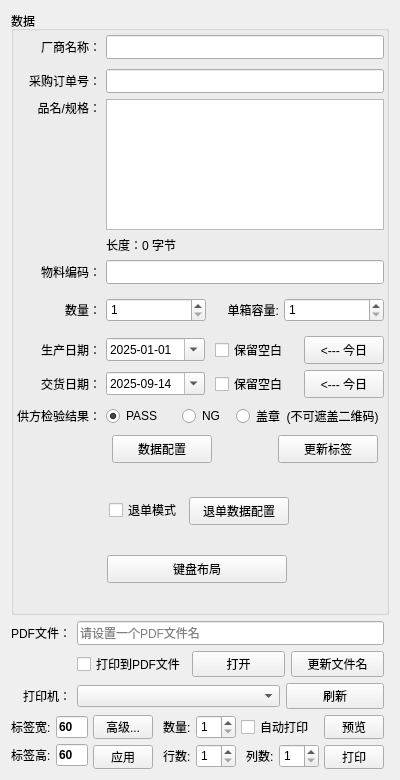
Qt form FramePrintControl.ui (wlffeng2008/AkkoLabelPrinter) before a commit.
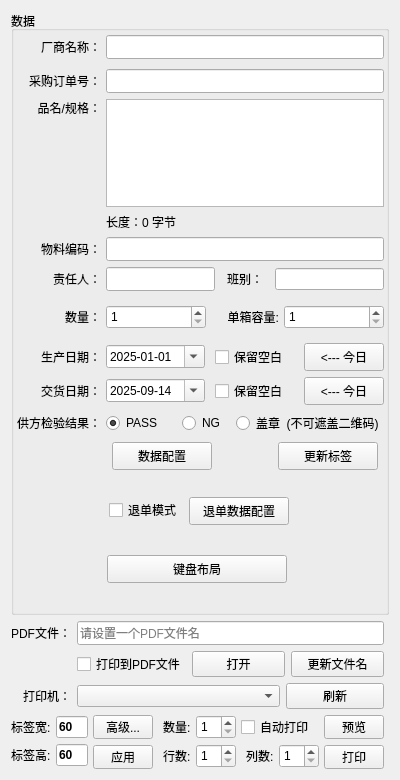
The same form after that commit.

What changed in the file:
```diff
--- a/FramePrintControl.ui
+++ b/FramePrintControl.ui
@@ -694,16 +694,138 @@
           <x>4</x>
           <y>2</y>
           <width>372</width>
-          <height>433</height>
+          <height>440</height>
          </rect>
         </property>
-        <layout class="QGridLayout" name="gridLayout" rowminimumheight="32,0,0,0,0,0,0,0,0,0">
+        <layout class="QGridLayout" name="gridLayout" rowminimumheight="32,0,0,0,0,0,0,0,0,0,0">
          <property name="rightMargin">
           <number>5</number>
          </property>
          <property name="horizontalSpacing">
           <number>5</number>
          </property>
+         <item row="7" column="1">
+          <layout class="QHBoxLayout" name="horizontalLayout_3">
+           <property name="spacing">
+            <number>10</number>
+           </property>
+           <item>
+            <widget class="QDateTimeEdit" name="dateTimeEdit0">
+             <property name="minimumSize">
+              <size>
+               <width>99</width>
+               <height>21</height>
+              </size>
+             </property>
+             <property name="dateTime">
+              <datetime>
+               <hour>0</hour>
+               <minute>0</minute>
+               <second>0</second>
+               <year>2025</year>
+               <month>1</month>
+               <day>1</day>
+              </datetime>
+             </property>
+             <property name="displayFormat">
+              <string>yyyy-MM-dd</string>
+             </property>
+             <property name="calendarPopup">
+              <bool>true</bool>
+             </property>
+            </widget>
+           </item>
+           <item>
+            <widget class="QCheckBox" name="checkBoxSetBlank0">
+             <property name="text">
+              <string>保留空白</string>
+             </property>
+            </widget>
+           </item>
+           <item>
+            <widget class="QPushButton" name="pushButtonToday0">
+             <property name="minimumSize">
+              <size>
+               <width>0</width>
+               <height>28</height>
+              </size>
+             </property>
+             <property name="cursor">
+              <cursorShape>PointingHandCursor</cursorShape>
+             </property>
+             <property name="text">
+              <string>&lt;--- 今日</string>
+             </property>
+            </widget>
+           </item>
+          </layout>
+         </item>
+         <item row="8" column="1">
+          <layout class="QHBoxLayout" name="horizontalLayout_4">
+           <property name="spacing">
+            <number>10</number>
+           </property>
+           <item>
+            <widget class="QDateTimeEdit" name="dateTimeEdit1">
+             <property name="minimumSize">
+              <size>
+               <width>99</width>
+               <height>21</height>
+              </size>
+             </property>
+             <property name="dateTime">
+              <datetime>
+               <hour>0</hour>
+               <minute>0</minute>
+               <second>0</second>
+               <year>2025</year>
+               <month>9</month>
+               <day>14</day>
+              </datetime>
+             </property>
+             <property name="minimumDateTime">
+              <datetime>
+               <hour>0</hour>
+               <minute>0</minute>
+               <second>0</second>
+               <year>2025</year>
+               <month>9</month>
+               <day>14</day>
+              </datetime>
+             </property>
+             <property name="displayFormat">
+              <string>yyyy-MM-dd</string>
+             </property>
+             <property name="calendarPopup">
+              <bool>true</bool>
+             </property>
+            </widget>
+           </item>
+           <item>
+            <widget class="QCheckBox" name="checkBoxSetBlank1">
+             <property name="text">
+              <string>保留空白</string>
+             </property>
+            </widget>
+           </item>
+           <item>
+            <widget class="QPushButton" name="pushButtonToday1">
+             <property name="minimumSize">
+              <size>
+               <width>0</width>
+               <height>28</height>
+              </size>
+             </property>
+             <property name="cursor">
+              <cursorShape>PointingHandCursor</cursorShape>
+             </property>
+             <property name="text">
+              <string>&lt;--- 今日</string>
+             </property>
+            </widget>
+           </item>
+          </layout>
+         </item>
          <item row="2" column="1">
           <widget class="QTextEdit" name="textEdit302">
            <property name="minimumSize">
@@ -724,16 +846,6 @@
            </property>
           </widget>
          </item>
-         <item row="2" column="0" alignment="Qt::AlignTop">
-          <widget class="QLabel" name="label302">
-           <property name="text">
-            <string>品名/规格：</string>
-           </property>
-           <property name="alignment">
-            <set>Qt::AlignRight|Qt::AlignTrailing|Qt::AlignVCenter</set>
-           </property>
-          </widget>
-         </item>
          <item row="4" column="0">
           <widget class="QLabel" name="label303">
            <property name="text">
@@ -744,45 +856,7 @@
            </property>
           </widget>
          </item>
-         <item row="3" column="1">
-          <widget class="QLabel" name="labelNameLen">
-           <property name="text">
-            <string>长度：0 字节</string>
-           </property>
-          </widget>
-         </item>
-         <item row="8" column="1">
-          <layout class="QHBoxLayout" name="horizontalLayout">
-           <property name="sizeConstraint">
-            <enum>QLayout::SetDefaultConstraint</enum>
-           </property>
-           <item>
-            <widget class="QRadioButton" name="radioButton0">
-             <property name="text">
-              <string>PASS</string>
-             </property>
-             <property name="checked">
-              <bool>true</bool>
-             </property>
-            </widget>
-           </item>
-           <item alignment="Qt::AlignHCenter">
-            <widget class="QRadioButton" name="radioButton1">
-             <property name="text">
-              <string>NG</string>
-             </property>
-            </widget>
-           </item>
-           <item alignment="Qt::AlignRight">
-            <widget class="QRadioButton" name="radioButton2">
-             <property name="text">
-              <string>盖章  (不可遮盖二维码)</string>
-             </property>
-            </widget>
-           </item>
-          </layout>
-         </item>
-         <item row="5" column="1">
+         <item row="6" column="1">
           <layout class="QHBoxLayout" name="horizontalLayout_2">
            <property name="spacing">
             <number>5</number>
@@ -850,122 +924,6 @@
            </item>
           </layout>
          </item>
-         <item row="8" column="0">
-          <widget class="QLabel" name="label307">
-           <property name="text">
-            <string>供方检验结果：</string>
-           </property>
-           <property name="alignment">
-            <set>Qt::AlignRight|Qt::AlignTrailing|Qt::AlignVCenter</set>
-           </property>
-          </widget>
-         </item>
-         <item row="4" column="1">
-          <widget class="QLineEdit" name="lineEdit303">
-           <property name="minimumSize">
-            <size>
-             <width>0</width>
-             <height>24</height>
-            </size>
-           </property>
-          </widget>
-         </item>
-         <item row="1" column="1">
-          <widget class="QLineEdit" name="lineEdit301">
-           <property name="minimumSize">
-            <size>
-             <width>0</width>
-             <height>24</height>
-            </size>
-           </property>
-          </widget>
-         </item>
-         <item row="7" column="0">
-          <widget class="QLabel" name="label306">
-           <property name="text">
-            <string>交货日期：</string>
-           </property>
-           <property name="alignment">
-            <set>Qt::AlignRight|Qt::AlignTrailing|Qt::AlignVCenter</set>
-           </property>
-          </widget>
-         </item>
-         <item row="7" column="1">
-          <layout class="QHBoxLayout" name="horizontalLayout_4">
-           <property name="spacing">
-            <number>10</number>
-           </property>
-           <item>
-            <widget class="QDateTimeEdit" name="dateTimeEdit1">
-             <property name="minimumSize">
-              <size>
-               <width>99</width>
-               <height>21</height>
-              </size>
-             </property>
-             <property name="dateTime">
-              <datetime>
-               <hour>0</hour>
-               <minute>0</minute>
-               <second>0</second>
-               <year>2025</year>
-               <month>9</month>
-               <day>14</day>
-              </datetime>
-             </property>
-             <property name="minimumDateTime">
-              <datetime>
-               <hour>0</hour>
-               <minute>0</minute>
-               <second>0</second>
-               <year>2025</year>
-               <month>9</month>
-               <day>14</day>
-              </datetime>
-             </property>
-             <property name="displayFormat">
-              <string>yyyy-MM-dd</string>
-             </property>
-             <property name="calendarPopup">
-              <bool>true</bool>
-             </property>
-            </widget>
-           </item>
-           <item>
-            <widget class="QCheckBox" name="checkBoxSetBlank1">
-             <property name="text">
-              <string>保留空白</string>
-             </property>
-            </widget>
-           </item>
-           <item>
-            <widget class="QPushButton" name="pushButtonToday1">
-             <property name="minimumSize">
-              <size>
-               <width>0</width>
-               <height>28</height>
-              </size>
-             </property>
-             <property name="cursor">
-              <cursorShape>PointingHandCursor</cursorShape>
-             </property>
-             <property name="text">
-              <string>&lt;--- 今日</string>
-             </property>
-            </widget>
-           </item>
-          </layout>
-         </item>
-         <item row="0" column="0">
-          <widget class="QLabel" name="label300">
-           <property name="text">
-            <string>厂商名称：</string>
-           </property>
-           <property name="alignment">
-            <set>Qt::AlignRight|Qt::AlignTrailing|Qt::AlignVCenter</set>
-           </property>
-          </widget>
-         </item>
          <item row="1" column="0">
           <widget class="QLabel" name="label301">
            <property name="text">
@@ -976,7 +934,17 @@
            </property>
           </widget>
          </item>
-         <item row="5" column="0">
+         <item row="0" column="0">
+          <widget class="QLabel" name="label300">
+           <property name="text">
+            <string>厂商名称：</string>
+           </property>
+           <property name="alignment">
+            <set>Qt::AlignRight|Qt::AlignTrailing|Qt::AlignVCenter</set>
+           </property>
+          </widget>
+         </item>
+         <item row="6" column="0">
           <widget class="QLabel" name="label304">
            <property name="text">
             <string>数量：</string>
@@ -986,73 +954,7 @@
            </property>
           </widget>
          </item>
-         <item row="6" column="0">
-          <widget class="QLabel" name="label305">
-           <property name="text">
-            <string>生产日期：</string>
-           </property>
-           <property name="alignment">
-            <set>Qt::AlignRight|Qt::AlignTrailing|Qt::AlignVCenter</set>
-           </property>
-          </widget>
-         </item>
-         <item row="6" column="1">
-          <layout class="QHBoxLayout" name="horizontalLayout_3">
-           <property name="spacing">
-            <number>10</number>
-           </property>
-           <item>
-            <widget class="QDateTimeEdit" name="dateTimeEdit0">
-             <property name="minimumSize">
-              <size>
-               <width>99</width>
-               <height>21</height>
-              </size>
-             </property>
-             <property name="dateTime">
-              <datetime>
-               <hour>0</hour>
-               <minute>0</minute>
-               <second>0</second>
-               <year>2025</year>
-               <month>1</month>
-               <day>1</day>
-              </datetime>
-             </property>
-             <property name="displayFormat">
-              <string>yyyy-MM-dd</string>
-             </property>
-             <property name="calendarPopup">
-              <bool>true</bool>
-             </property>
-            </widget>
-           </item>
-           <item>
-            <widget class="QCheckBox" name="checkBoxSetBlank0">
-             <property name="text">
-              <string>保留空白</string>
-             </property>
-            </widget>
-           </item>
-           <item>
-            <widget class="QPushButton" name="pushButtonToday0">
-             <property name="minimumSize">
-              <size>
-               <width>0</width>
-               <height>28</height>
-              </size>
-             </property>
-             <property name="cursor">
-              <cursorShape>PointingHandCursor</cursorShape>
-             </property>
-             <property name="text">
-              <string>&lt;--- 今日</string>
-             </property>
-            </widget>
-           </item>
-          </layout>
-         </item>
-         <item row="9" column="1">
+         <item row="10" column="1">
           <layout class="QHBoxLayout" name="horizontalLayout_11">
            <item>
             <widget class="QPushButton" name="pushButtonSellData">
@@ -1116,6 +1018,144 @@
            </item>
           </layout>
          </item>
+         <item row="9" column="1">
+          <layout class="QHBoxLayout" name="horizontalLayout">
+           <property name="sizeConstraint">
+            <enum>QLayout::SetDefaultConstraint</enum>
+           </property>
+           <item>
+            <widget class="QRadioButton" name="radioButton0">
+             <property name="text">
+              <string>PASS</string>
+             </property>
+             <property name="checked">
+              <bool>true</bool>
+             </property>
+            </widget>
+           </item>
+           <item alignment="Qt::AlignHCenter">
+            <widget class="QRadioButton" name="radioButton1">
+             <property name="text">
+              <string>NG</string>
+             </property>
+            </widget>
+           </item>
+           <item alignment="Qt::AlignRight">
+            <widget class="QRadioButton" name="radioButton2">
+             <property name="text">
+              <string>盖章  (不可遮盖二维码)</string>
+             </property>
+            </widget>
+           </item>
+          </layout>
+         </item>
+         <item row="1" column="1">
+          <widget class="QLineEdit" name="lineEdit301">
+           <property name="minimumSize">
+            <size>
+             <width>0</width>
+             <height>24</height>
+            </size>
+           </property>
+          </widget>
+         </item>
+         <item row="8" column="0">
+          <widget class="QLabel" name="label306">
+           <property name="text">
+            <string>交货日期：</string>
+           </property>
+           <property name="alignment">
+            <set>Qt::AlignRight|Qt::AlignTrailing|Qt::AlignVCenter</set>
+           </property>
+          </widget>
+         </item>
+         <item row="4" column="1">
+          <widget class="QLineEdit" name="lineEdit303">
+           <property name="minimumSize">
+            <size>
+             <width>0</width>
+             <height>24</height>
+            </size>
+           </property>
+          </widget>
+         </item>
+         <item row="3" column="1">
+          <widget class="QLabel" name="labelNameLen">
+           <property name="text">
+            <string>长度：0 字节</string>
+           </property>
+          </widget>
+         </item>
+         <item row="7" column="0">
+          <widget class="QLabel" name="label305">
+           <property name="text">
+            <string>生产日期：</string>
+           </property>
+           <property name="alignment">
+            <set>Qt::AlignRight|Qt::AlignTrailing|Qt::AlignVCenter</set>
+           </property>
+          </widget>
+         </item>
+         <item row="2" column="0" alignment="Qt::AlignTop">
+          <widget class="QLabel" name="label302">
+           <property name="text">
+            <string>品名/规格：</string>
+           </property>
+           <property name="alignment">
+            <set>Qt::AlignRight|Qt::AlignTrailing|Qt::AlignVCenter</set>
+           </property>
+          </widget>
+         </item>
+         <item row="9" column="0">
+          <widget class="QLabel" name="label307">
+           <property name="text">
+            <string>供方检验结果：</string>
+           </property>
+           <property name="alignment">
+            <set>Qt::AlignRight|Qt::AlignTrailing|Qt::AlignVCenter</set>
+           </property>
+          </widget>
+         </item>
+         <item row="5" column="0">
+          <widget class="QLabel" name="label309">
+           <property name="text">
+            <string>责任人：</string>
+           </property>
+           <property name="alignment">
+            <set>Qt::AlignRight|Qt::AlignTrailing|Qt::AlignVCenter</set>
+           </property>
+          </widget>
+         </item>
+         <item row="5" column="1">
+          <layout class="QHBoxLayout" name="horizontalLayout_12">
+           <property name="spacing">
+            <number>12</number>
+           </property>
+           <item>
+            <widget class="QLineEdit" name="lineEdit309">
+             <property name="minimumSize">
+              <size>
+               <width>0</width>
+               <height>24</height>
+              </size>
+             </property>
+            </widget>
+           </item>
+           <item>
+            <widget class="QLabel" name="label310">
+             <property name="text">
+              <string>班别：</string>
+             </property>
+             <property name="alignment">
+              <set>Qt::AlignRight|Qt::AlignTrailing|Qt::AlignVCenter</set>
+             </property>
+            </widget>
+           </item>
+           <item>
+            <widget class="QLineEdit" name="lineEdit310"/>
+           </item>
+          </layout>
+         </item>
         </layout>
        </widget>
        <widget class="QCheckBox" name="checkBoxReject">
```
